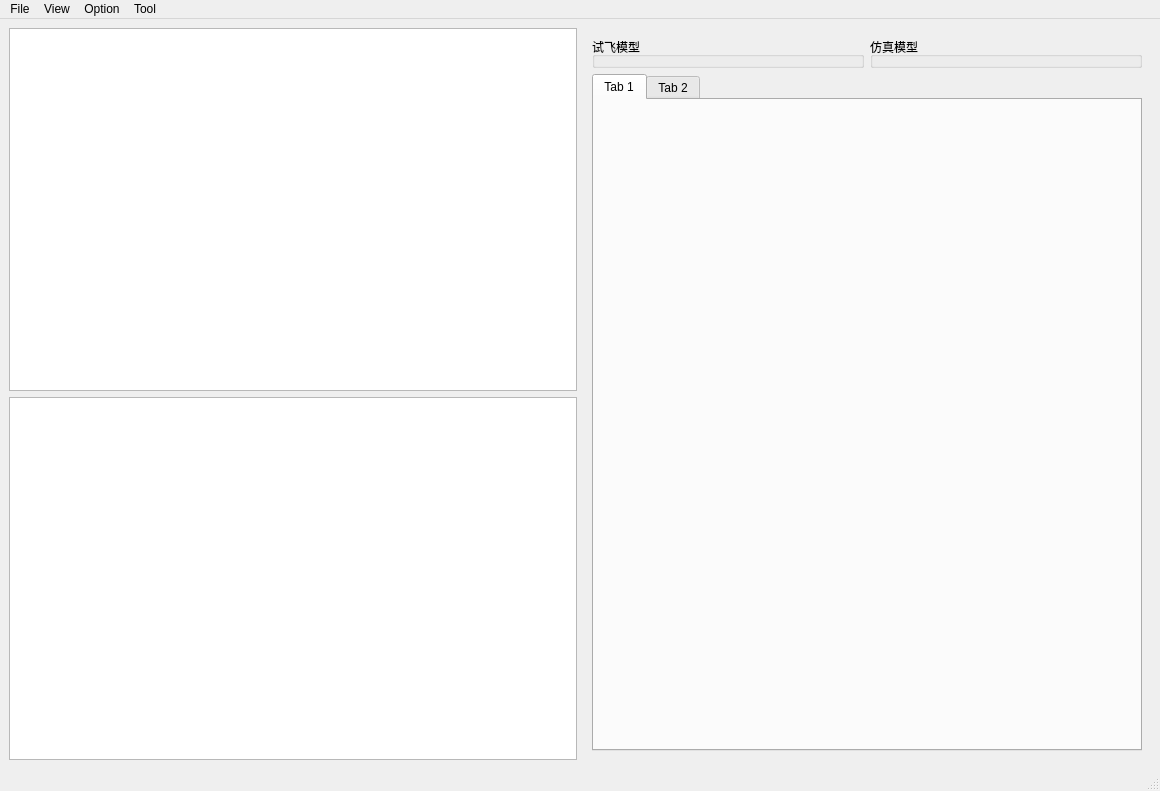
First picture: the form in ui/MainWindow.ui, repository bcynuaa/PyQtFlightTest, before the edit.
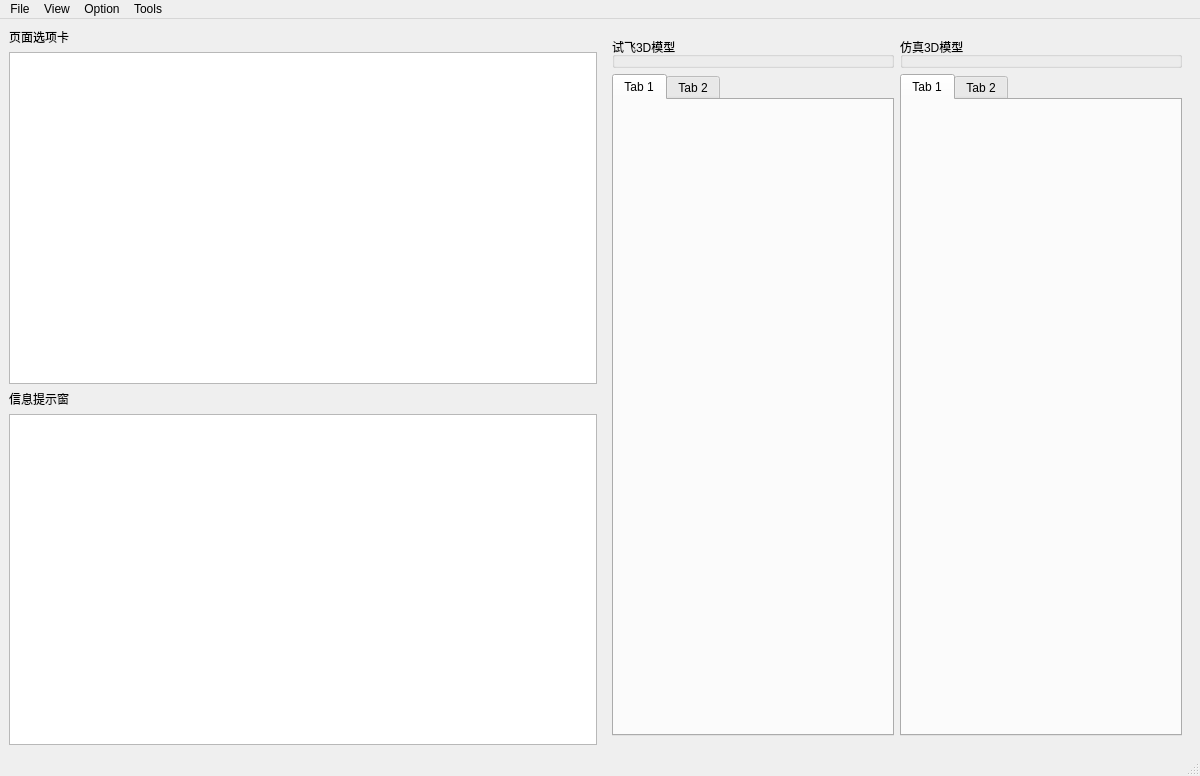
Second picture: the form after the edit.

```diff
--- a/ui/MainWindow.ui
+++ b/ui/MainWindow.ui
@@ -6,8 +6,8 @@
    <rect>
     <x>0</x>
     <y>0</y>
-    <width>1160</width>
-    <height>791</height>
+    <width>1200</width>
+    <height>776</height>
    </rect>
   </property>
   <property name="windowTitle">
@@ -19,12 +19,24 @@
   <widget class="QWidget" name="centralwidget">
    <layout class="QHBoxLayout" name="horizontalLayout_3">
     <item>
-     <layout class="QHBoxLayout" name="main_horizontal_layout">
+     <layout class="QVBoxLayout" name="left_side_vertical_layout">
       <item>
-       <layout class="QVBoxLayout" name="left_vertical_layout">
+       <widget class="QLabel" name="switch_stack_list_widget_label">
+        <property name="text">
+         <string>页面选项卡</string>
+        </property>
+       </widget>
+      </item>
         <item>
          <widget class="QListWidget" name="switch_stack_list_widget"/>
         </item>
+      <item>
+       <widget class="QLabel" name="info_text_browser_label">
+        <property name="text">
+         <string>信息提示窗</string>
+        </property>
+       </widget>
+      </item>
         <item>
          <widget class="QTextBrowser" name="info_text_browser"/>
         </item>
@@ -33,42 +45,50 @@
       <item>
        <widget class="QStackedWidget" name="right_stacked_widget">
         <widget class="QWidget" name="main_page">
-         <layout class="QVBoxLayout" name="verticalLayout_3">
+       <layout class="QHBoxLayout" name="horizontalLayout">
           <item>
-           <layout class="QVBoxLayout" name="main_page_vertical_layout">
-            <item>
-             <layout class="QHBoxLayout" name="main_page_pyvista_horizontal_layout">
+         <layout class="QVBoxLayout" name="main_page_flight_test_vertical_layout">
               <item>
                <widget class="QGroupBox" name="main_page_flight_test_group_box">
                 <property name="title">
-                 <string>试飞模型</string>
+             <string>试飞3D模型</string>
                 </property>
                </widget>
               </item>
+          <item>
+           <widget class="QTabWidget" name="main_page_flight_test_tab_widget">
+            <property name="currentIndex">
+             <number>0</number>
+            </property>
+            <widget class="QWidget" name="main_page_flight_test_time_tab">
+             <attribute name="title">
+              <string>Tab 1</string>
+             </attribute>
+            </widget>
+            <widget class="QWidget" name="main_page_flight_test_frequency_tab">
+             <attribute name="title">
+              <string>Tab 2</string>
+             </attribute>
+            </widget>
+           </widget>
+          </item>
+         </layout>
+        </item>
+        <item>
+         <layout class="QVBoxLayout" name="main_page_simulation_vertical_layout">
               <item>
                <widget class="QGroupBox" name="main_page_simulation_group_box">
                 <property name="title">
-                 <string>仿真模型</string>
-                </property>
-               </widget>
-              </item>
-             </layout>
+             <string>仿真3D模型</string>
+            </property>
+           </widget>
             </item>
             <item>
-             <widget class="QTabWidget" name="main_page_tab_widget">
+           <widget class="QTabWidget" name="main_page_simulation_tab_widget">
               <property name="currentIndex">
                <number>0</number>
               </property>
-              <widget class="QWidget" name="main_page_time_domain_matplotlib_tab">
-               <property name="font">
-                <font>
-                 <family>黑体</family>
-                 <pointsize>12</pointsize>
-                 <weight>50</weight>
-                 <italic>false</italic>
-                 <bold>false</bold>
-                </font>
-               </property>
+            <widget class="QWidget" name="main_page_simulation_time_tab">
                <attribute name="title">
                 <string>Tab 1</string>
                </attribute>
@@ -98,16 +118,14 @@
        </widget>
       </item>
      </layout>
-    </item>
-   </layout>
   </widget>
   <widget class="QMenuBar" name="menubar">
    <property name="geometry">
     <rect>
      <x>0</x>
      <y>0</y>
-     <width>1160</width>
-     <height>22</height>
+     <width>1200</width>
+     <height>26</height>
     </rect>
    </property>
    <widget class="QMenu" name="menuFile">
@@ -127,15 +145,15 @@
      <string>Option</string>
     </property>
    </widget>
-   <widget class="QMenu" name="menuTool">
+   <widget class="QMenu" name="menuTools">
     <property name="title">
-     <string>Tool</string>
+     <string>Tools</string>
     </property>
    </widget>
    <addaction name="menuFile"/>
    <addaction name="menuView"/>
    <addaction name="menuOption"/>
-   <addaction name="menuTool"/>
+   <addaction name="menuTools"/>
   </widget>
   <widget class="QStatusBar" name="statusbar"/>
   <action name="actionLoad_Domains">
```
Left out of the diff: 21 changed lines with no effect on the pictures. Lines whose indentation alone changed are shown as unchanged.
